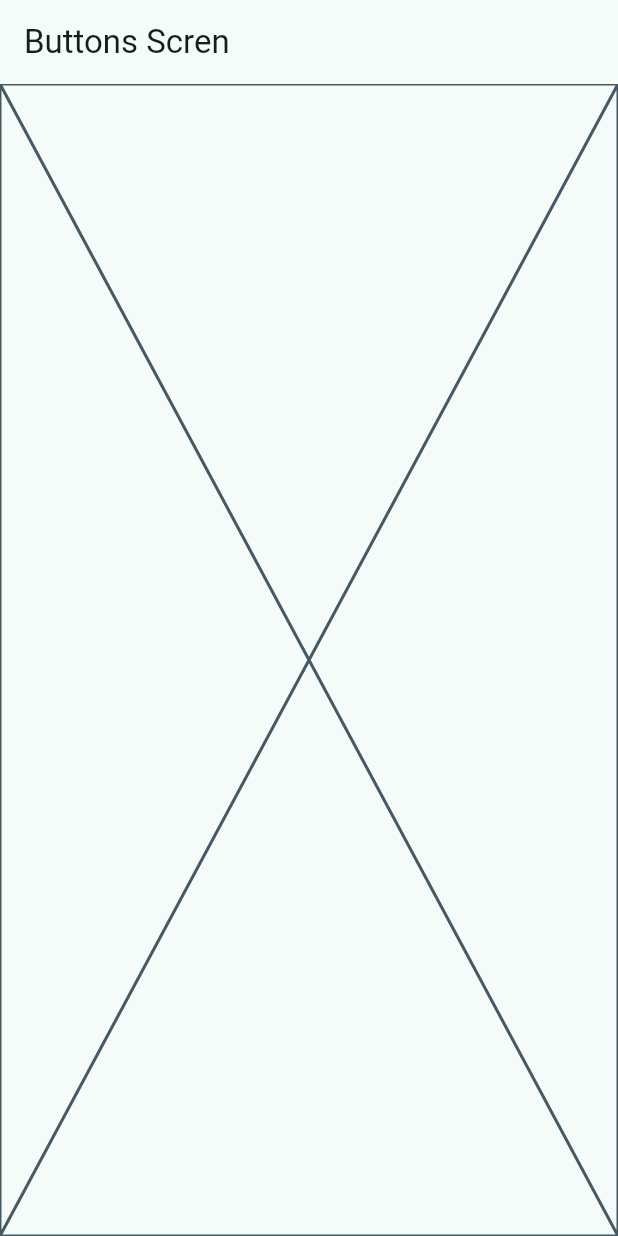
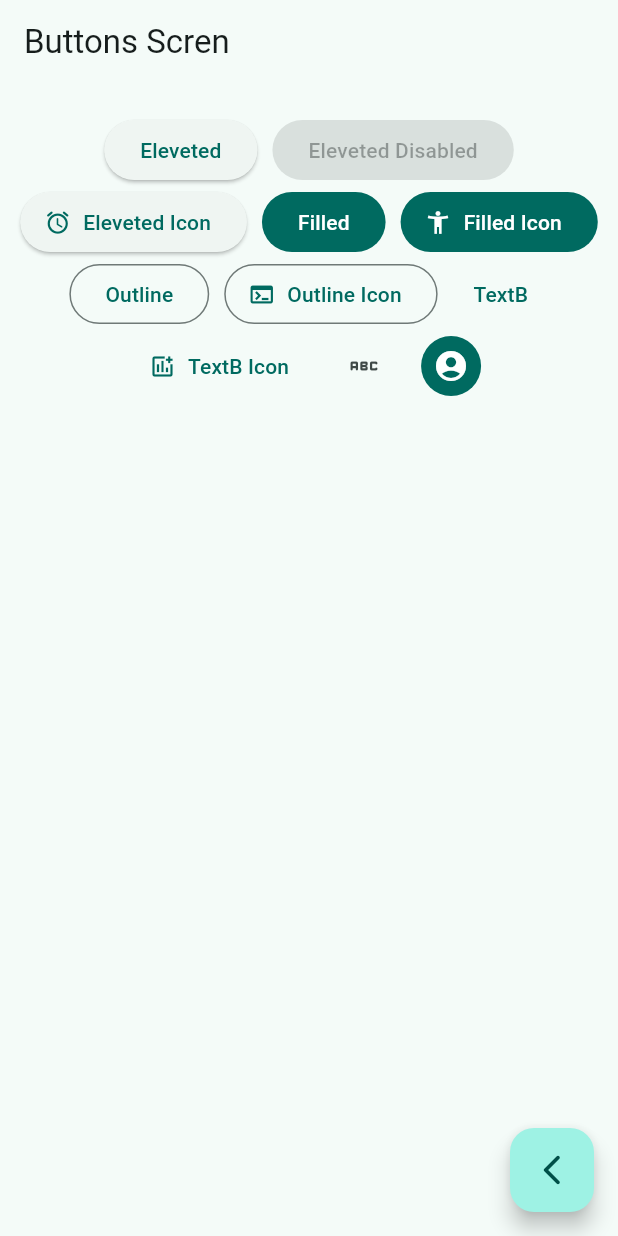
Before and after one commit to PaulMec/widgets_app, a Flutter app: the ButtonsScreen screen opened by its route, on a phone screen of 412 x 824 dp. Run offline on Flutter 3.47's test engine with Material 3 defaults, Android fonts, the phone set to English and light mode, and no system bars; our stand-ins replace go_router.

Commit message:
View Buttons with differents options

```diff
--- a/lib/presentation/screens/buttons/buttons_screen.dart
+++ b/lib/presentation/screens/buttons/buttons_screen.dart
@@ -1,4 +1,5 @@
 import 'package:flutter/material.dart';
+import 'package:go_router/go_router.dart';
 
 class ButtonsScreen extends StatelessWidget {
   static const String name = 'buttons_screen';
@@ -10,7 +11,71 @@ class ButtonsScreen extends StatelessWidget {
       appBar: AppBar(
         title: const Text('Buttons Scren'),
       ),
-      body: const Placeholder(),
+      body: const _ButtonsView(),
+      floatingActionButton: FloatingActionButton(
+          child: const Icon(Icons.arrow_back_ios_new_rounded),
+          onPressed: () {
+            context.pop();
+          }),
     );
   }
 }
+
+class _ButtonsView extends StatelessWidget {
+  const _ButtonsView();
+
+  @override
+  Widget build(BuildContext context) {
+    final colors = Theme.of(context).colorScheme;
+    return SizedBox(
+      width: double.infinity,
+      child: Padding(
+        padding: const EdgeInsets.symmetric(horizontal: 10, vertical: 20),
+        child: Wrap(
+          spacing: 10,
+          alignment: WrapAlignment.center,
+          children: [
+            ElevatedButton(
+              onPressed: () {},
+              child: const Text('Eleveted'),
+            ),
+            const ElevatedButton(
+              onPressed: null,
+              child: Text('Eleveted Disabled'),
+            ),
+            ElevatedButton.icon(
+              onPressed: () {},
+              icon: const Icon(Icons.access_alarm_rounded),
+              label: const Text('Eleveted Icon'),
+            ),
+            FilledButton(onPressed: () {}, child: const Text('Filled')),
+            FilledButton.icon(
+              onPressed: () {},
+              icon: const Icon(Icons.accessibility_new),
+              label: const Text('Filled Icon'),
+            ),
+            OutlinedButton(onPressed: () {}, child: const Text('Outline')),
+            OutlinedButton.icon(
+                onPressed: () {},
+                icon: const Icon(Icons.terminal),
+                label: const Text('Outline Icon')),
+            TextButton(onPressed: () {}, child: const Text('TextB')),
+            TextButton.icon(
+                onPressed: () {},
+                icon: const Icon(Icons.add_chart_outlined),
+                label: const Text('TextB Icon')),
+            IconButton(onPressed: () {}, icon: const Icon(Icons.abc_rounded)),
+            IconButton(
+              onPressed: () {},
+              icon: const Icon(Icons.account_circle_sharp),
+              style: ButtonStyle(
+                backgroundColor: WidgetStatePropertyAll(colors.primary),
+                iconColor: const WidgetStatePropertyAll(Colors.white),
+              ),
+            )
+          ],
+        ),
+      ),
+    );
+  }
+}
```
